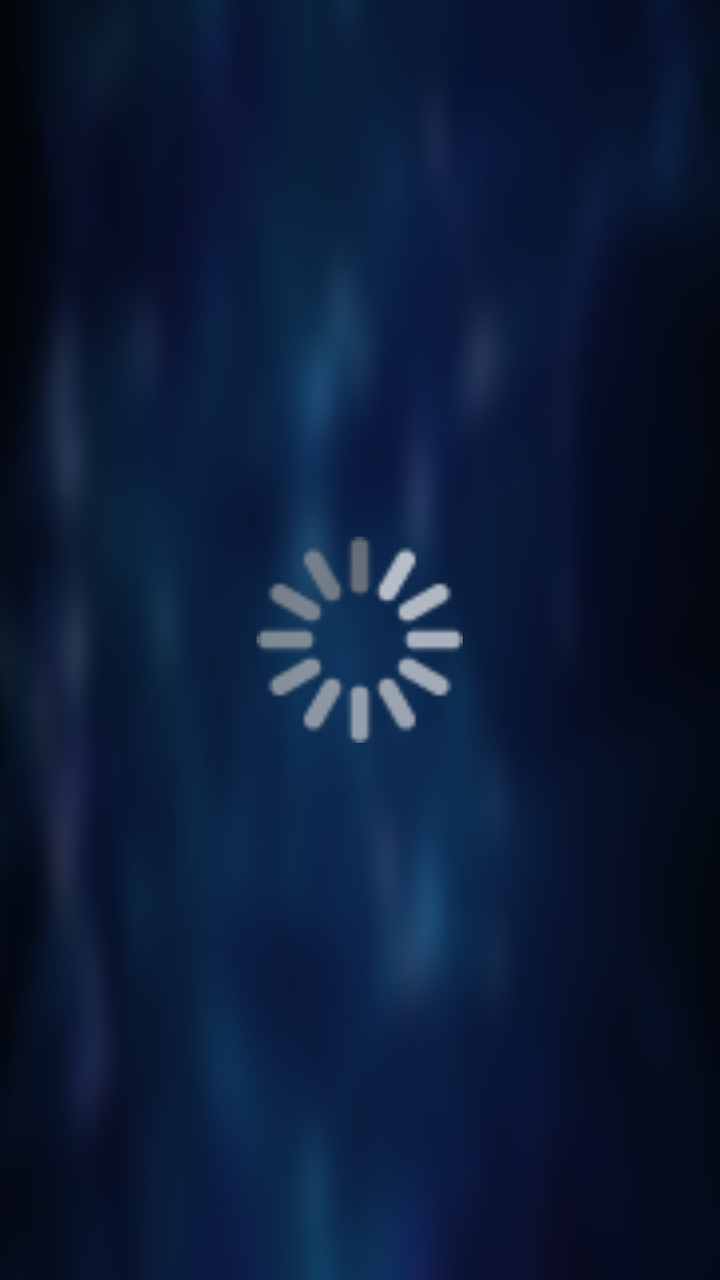
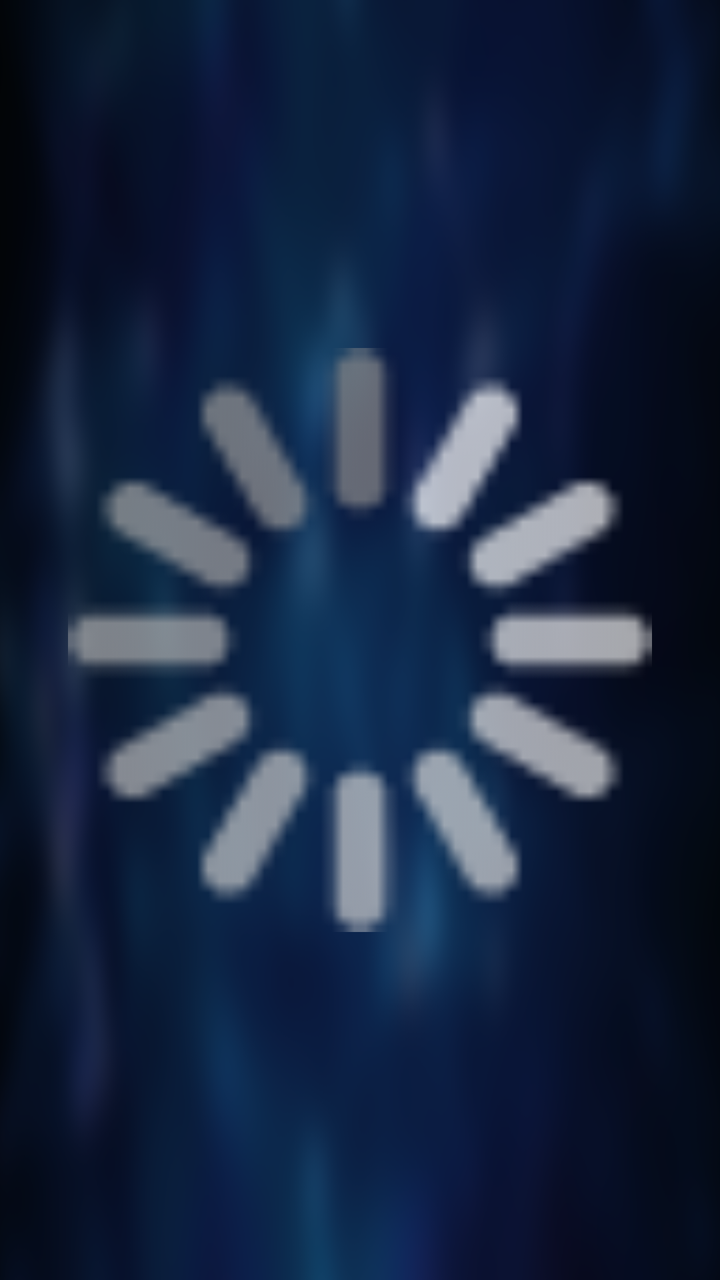

An Android layout rendered at two revisions. The XML below is the earlier revision; the diff shows what the commit changed to produce the second picture.
<!-- AndroidManifest.xml: application theme AppTheme.NoActionBar -->
<!-- res/layout/loading_dialog.xml -->
<?xml version="1.0" encoding="utf-8"?>
<FrameLayout xmlns:android="http://schemas.android.com/apk/res/android"
    android:layout_width="wrap_content"
    android:layout_height="wrap_content"
    android:layout_gravity="center">

    <ProgressBar
        android:layout_width="50pt"
        android:layout_height="50pt"
        android:layout_gravity="center"
        android:indeterminateBehavior="repeat"
        android:indeterminateDrawable="@drawable/data_loading"
        android:indeterminateOnly="true" />
</FrameLayout>
<!-- resources referenced by this layout -->
<resources>
  <!-- drawable data_loading (drawable) -->
  <?xml version="1.0" encoding="utf-8"?>
  <animated-rotate xmlns:android="http://schemas.android.com/apk/res/android"
      android:drawable="@drawable/loading"
      android:pivotX="50%"
      android:pivotY="50%"/>
  <style name="AppTheme.NoActionBar">
          <item name="android:windowActionBar">false</item>
          <item name="android:windowNoTitle">true</item>
          <item name="windowActionBar">false</item>
          <item name="android:windowFullscreen">true</item>//全屏即无通知栏
          <item name="android:windowContentOverlay">@null</item>//是否有遮盖
          <item name="windowNoTitle">true</item>
          <item name="android:keepScreenOn">true</item>
          
          <item name="android:windowBackground">@drawable/vod_thumb</item>
      </style>
  <!-- drawable loading: png bitmap (drawable-xhdpi, 1375 bytes) -->
  <!-- drawable vod_thumb: png bitmap (drawable-xhdpi, 198620 bytes) -->
</resources>

<!-- the commit's change to res/layout/loading_dialog.xml (unified diff, before → after) -->
@@ -5,8 +5,8 @@
     android:layout_gravity="center">
 
     <ProgressBar
-        android:layout_width="50pt"
-        android:layout_height="50pt"
+        android:layout_width="50mm"
+        android:layout_height="50mm"
         android:layout_gravity="center"
         android:indeterminateBehavior="repeat"
         android:indeterminateDrawable="@drawable/data_loading"
